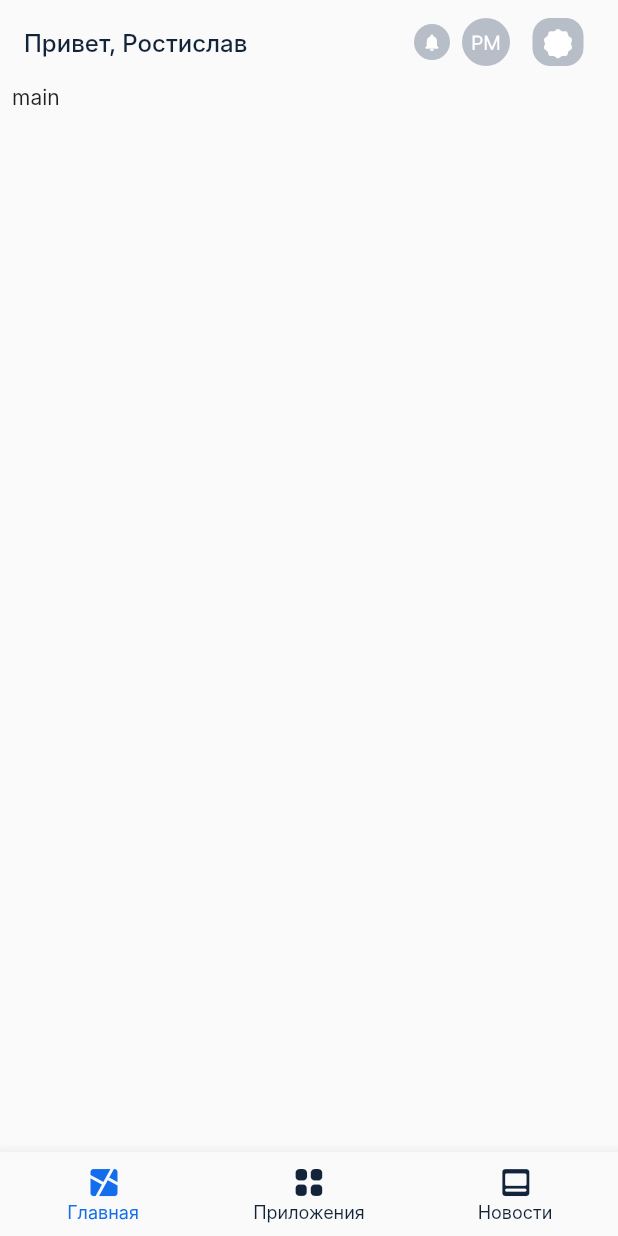
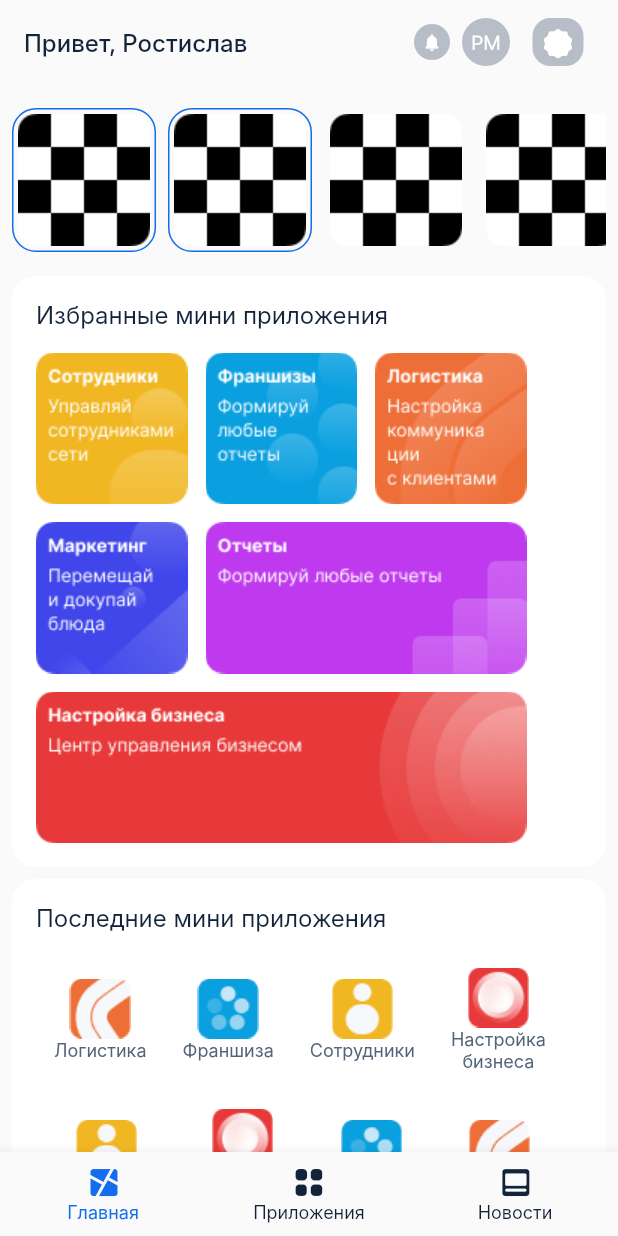
Before and after one commit to Nadia-ru/praktika_volsu, a Flutter app: the screen it shows after launch, on a phone screen of 412 x 824 dp. Run offline on Flutter 3.47's test engine with Material 2 defaults, Android fonts, the phone set to English and light mode, and no system bars; Roboto replaces fonts that are missing (Inter).

Commit message:
main widget

```diff
--- a/lib/widgets/main_screen/main_screen_widget.dart
+++ b/lib/widgets/main_screen/main_screen_widget.dart
@@ -3,6 +3,7 @@ import 'package:praktika/widgets/applications/applications_widget.dart';
 import 'package:praktika/widgets/icons/app_bar_icon_icons.dart';
 import 'package:praktika/widgets/news/news_widget.dart';
 import '../icons/custom_icon_icons.dart';
+import 'main_start_widget.dart';
 
 class MainScreenWidget extends StatefulWidget {
   const MainScreenWidget({Key? key}) : super(key: key);
@@ -22,7 +23,7 @@ class _MainScreenWidgetState extends State<MainScreenWidget> {
   }
 
   static const List<Widget> _widgetOptions = <Widget>[
-    Text('main'),
+    MainStartWidget(),
     ApplicationWidget(),
     NewsWidget(),
   ];
--- /dev/null
+++ b/lib/widgets/main_screen/main_start_widget.dart
@@ -0,0 +1,239 @@
+import 'package:flutter/material.dart';
+
+class MainStartWidget extends StatefulWidget {
+  const MainStartWidget({Key? key}) : super(key: key);
+
+  @override
+  State<MainStartWidget> createState() => _MainStartWidgetState();
+}
+
+class _MainStartWidgetState extends State<MainStartWidget> {
+  @override
+  Widget build(BuildContext context) {
+    return SingleChildScrollView(
+      scrollDirection: Axis.vertical,
+      child: Column(
+        children: [
+          Padding(
+            padding: const EdgeInsets.symmetric(vertical: 16),
+            child: SingleChildScrollView(
+              scrollDirection: Axis.horizontal,
+              child: Row(
+                children: [
+                  Container(
+                      padding: EdgeInsets.all(3),
+                      decoration: BoxDecoration(
+                          border: Border.all(color: const Color(0xFF136DEC)),
+                          borderRadius:
+                              const BorderRadius.all(Radius.circular(16))),
+                      child: Image.asset('images/stori.png')),
+                  SizedBox(
+                    width: 8,
+                  ),
+                  Container(
+                      padding: EdgeInsets.all(3),
+                      decoration: BoxDecoration(
+                          border: Border.all(color: const Color(0xFF136DEC)),
+                          borderRadius:
+                              const BorderRadius.all(Radius.circular(16))),
+                      child: Image.asset('images/stori.png')),
+                  SizedBox(
+                    width: 8,
+                  ),
+                  Container(
+                      padding: EdgeInsets.all(3),
+                      decoration: BoxDecoration(
+                          border: Border.all(color: Colors.transparent),
+                          borderRadius:
+                              const BorderRadius.all(Radius.circular(16))),
+                      child: Image.asset('images/stori.png')),
+                  SizedBox(
+                    width: 8,
+                  ),
+                  Container(
+                      padding: EdgeInsets.all(3),
+                      decoration: BoxDecoration(
+                          border: Border.all(color: Colors.transparent),
+                          borderRadius:
+                              const BorderRadius.all(Radius.circular(16))),
+                      child: Image.asset('images/stori.png')),
+                  SizedBox(
+                    width: 8,
+                  ),
+                  Container(
+                      padding: EdgeInsets.all(3),
+                      decoration: BoxDecoration(
+                          border: Border.all(color: Colors.transparent),
+                          borderRadius:
+                              const BorderRadius.all(Radius.circular(16))),
+                      child: Image.asset('images/stori.png')),
+                  SizedBox(
+                    width: 8,
+                  ),
+                ],
+              ),
+            ),
+          ),
+          Container(
+            // color: Colors.white,
+            padding: EdgeInsets.all(16),
+            decoration: const BoxDecoration(
+                color: Colors.white,
+                borderRadius: BorderRadius.all(Radius.circular(16))),
+            child: Column(
+              crossAxisAlignment: CrossAxisAlignment.start,
+              children: [
+                const Text(
+                  'Избранные мини приложения',
+                  style: TextStyle(
+                    fontSize: 16,
+                    color: Color(0xFF132339),
+                    fontWeight: FontWeight.w400,
+                  ),
+                ),
+                const SizedBox(
+                  height: 16,
+                ),
+                Row(
+                  mainAxisAlignment: MainAxisAlignment.start,
+                  children: [
+                    Image.asset(
+                      'images/yellow.png',
+                      width: 101,
+                      height: 101,
+                    ),
+                    SizedBox(width: 12,),
+                    Image.asset(
+                      'images/blue.png',
+                      width: 101,
+                      height: 101,
+                    ),
+                    SizedBox(width: 12,),
+                    Image.asset(
+                      'images/orange.png',
+                      width: 101,
+                      height: 101,
+                    ),
+                  ],
+                ),
+                SizedBox(
+                  height: 12,
+                ),
+                Row(
+                  mainAxisAlignment: MainAxisAlignment.start,
+                  children: [
+                    Image.asset(
+                      'images/blue2.png',
+                      width: 101,
+                      height: 101,
+                    ),
+                    SizedBox(width: 12,),
+                    Image.asset(
+                      'images/purple.png',
+                      width: 214,
+                      height: 101,
+                    ),
+                  ],
+                ),
+                SizedBox(
+                  height: 12,
+                ),
+                Image.asset(
+                  'images/red.png',
+                  width: 327,
+                  height: 101,
+                )
+              ],
+            ),
+          ),
+          SizedBox(
+            height: 8,
+          ),
+          Container(
+            // color: Colors.white,
+            padding: EdgeInsets.all(16),
+            decoration: const BoxDecoration(
+                color: Colors.white,
+                borderRadius: BorderRadius.all(Radius.circular(16))),
+            child:  Column(
+              crossAxisAlignment: CrossAxisAlignment.start,
+              children: [
+              const Text(
+              'Последние мини приложения',
+              style: TextStyle(
+                fontSize: 16,
+                color: Color(0xFF132339),
+                fontWeight: FontWeight.w400,
+              ),
+            ),
+                const SizedBox(height: 24,),
+                Row(
+                  children: const [
+                    _AppWidget(icon: 'images/app1.png', text: 'Логистика'),
+                    _AppWidget(icon: 'images/app2.png', text: 'Франшиза'),
+                    _AppWidget(icon: 'images/app3.png', text: 'Сотрудники'),
+                    _AppWidget(icon: 'images/app4.png', text: 'Настройка\nбизнеса'),
+                  ],
+                ),
+                SizedBox(height: 24,),
+                Row(
+                  children: const [
+                    _AppWidget(icon: 'images/app3.png', text: 'Сотрудники'),
+                    _AppWidget(icon: 'images/app4.png', text: 'Настройка\nбизнеса'),
+                    _AppWidget(icon: 'images/app2.png', text: 'Франшиза'),
+
+                    _AppWidget(icon: 'images/app1.png', text: 'Логистика'),
+
+                  ],
+                ),
+
+              ]
+            )
+              ,
+          )
+        ],
+      ),
+    );
+  }
+}
+
+class _AppWidget extends StatelessWidget {
+  final String icon;
+  final String text;
+
+  const _AppWidget({
+    Key? key,
+    required this.icon,
+    required this.text,
+  }) : super(key: key);
+
+  @override
+  Widget build(BuildContext context) {
+    return Padding(
+      padding: const EdgeInsets.symmetric(horizontal: 12),
+      child: Column(
+        children: [
+          Column(
+            mainAxisAlignment: MainAxisAlignment.center,
+            children: [
+
+              Image.asset(icon),
+              const SizedBox(
+                width: 4,
+              ),
+              Text(
+                text,
+                textAlign: TextAlign.center,
+                style: const TextStyle(
+                  fontSize: 12,
+                  color: Color(0xFF52637A),
+                  fontWeight: FontWeight.w400,
+                ),
+              )
+            ],
+          ),
+        ],
+      ),
+    );
+  }
+}
```
Also changed, not shown: images/app1.png (added), images/app2.png (added), images/app3.png (added), images/app4.png (added), images/blue.png (added), images/blue2.png (added), images/orange.png (added), images/purple.png (added), images/red.png (added), images/stori.png (added), images/yellow.png (added).
